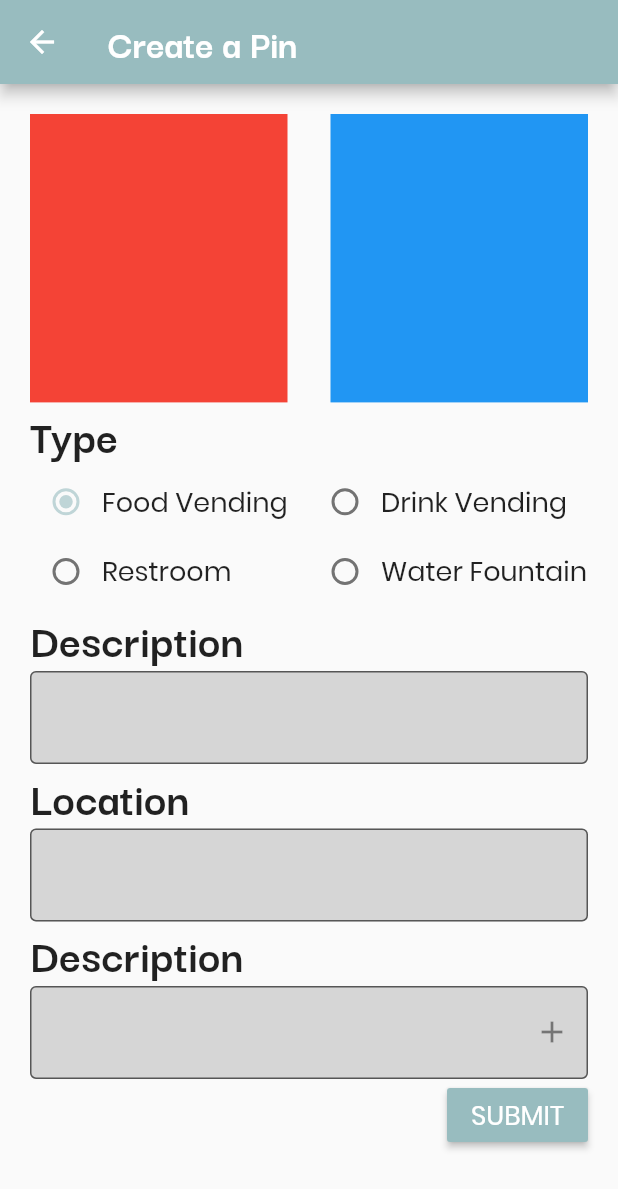
After one commit to dangersflow/FindMeVending, a Flutter app: the NewPinScreen screen opened directly, after a tap on "SUBMIT", on a phone screen of 412 x 824 dp. The commit adds this screen. Shown: the top 1189 px of the screen. Run offline on Flutter 3.47's test engine with Material 2 defaults, Android fonts, the phone set to English and light mode, and no system bars; our stand-ins replace cloud_firestore, firebase_auth, flutter_icons, flutter_map, latlong; missing offline and left inert: map_markers, statusbar, user_location; accounts and stored records are empty; network calls fail.

Commit message:
Added non-functioning new pin screen. LAYOUT ONLY

```diff
--- /dev/null
+++ b/find_me_vending/lib/NewPinScreen.dart
@@ -0,0 +1,202 @@
+import 'package:flutter/material.dart';
+import 'package:map_markers/map_markers.dart';
+import 'package:flutter_map/flutter_map.dart';
+import 'package:flutter_map/plugin_api.dart';
+import 'package:user_location/user_location.dart';
+import 'package:latlong/latlong.dart';
+import 'package:findmevending/organizing_classes/VendingEntry.dart';
+import 'package:findmevending/organizing_classes/FountainEntry.dart';
+import 'package:findmevending/organizing_classes/RestroomEntry.dart';
+
+List<String> types = <String>["Food Vending", "Drink Vending", "Restroom", "Water Fountain"];
+Color textFieldColor = Colors.grey[350];
+InputDecoration dec = InputDecoration(filled: true, fillColor: textFieldColor, border: OutlineInputBorder());
+
+class NewPinScreen extends StatefulWidget {
+  @override
+  _NewPinScreenState createState() => _NewPinScreenState();
+}
+
+class _NewPinScreenState extends State<NewPinScreen> {
+  int _selection = 0;
+  TextEditingController description = TextEditingController();
+  List<TextEditingController> itemsControllers = [TextEditingController()];
+  List<Widget> items = <Widget>[TextField()];
+  TextEditingController location = TextEditingController();
+  int lastLength = 0;
+  bool initiate = false;
+  List<Widget> statusBoxes = [];
+  List<bool> statuses = [];
+
+  void initState() {
+    itemsControllers[itemsControllers.length-1].addListener(() {
+      if (itemsControllers[itemsControllers.length-1].text.length == 1 && lastLength == 0) {
+        generateItemFields(add: true);
+      }
+
+      lastLength = itemsControllers[itemsControllers.length-1].text.length;
+    });
+  }
+
+  void changeSelection(int value) {
+    _selection = value;
+
+    items.clear();
+    itemsControllers.clear();
+    itemsControllers.add(TextEditingController());
+    generateItemFields();
+    statuses.clear();
+    statusBoxes.clear();
+    generateStatuses(newSelection: true);
+
+    setState(() {});
+  }
+
+  void generateStatuses({bool newSelection = false}) {
+    if(newSelection) {
+      if (_selection == 0 || _selection == 1) {
+        for (int i = 0; i < vendingStatuses.length; i++) {
+          statuses.add(false);
+        }
+      }
+      else if (_selection == 2) {
+        for (int i = 0; i < restroomStatuses.length; i++) {
+          statuses.add(false);
+        }
+      }
+      else if (_selection == 3) {
+        for (int i = 0; i < fountainStatuses.length; i++) {
+          statuses.add(false);
+        }
+      }
+    }
+
+    statusBoxes.clear();
+
+    if(_selection == 0 || _selection == 1) {
+      for(int i = 0; i < statuses.length; i++) {
+        statusBoxes.add(Container(child: Row(children: <Widget>[
+          Checkbox(value: statuses[i], onChanged: (bool j){ generateStatuses(); super.setState(() { statuses[i] = j;});}),
+          Text("${vendingStatuses[i]}", style: TextStyle(fontFamily: 'Poppins', fontSize: 18)),
+        ])));
+      }
+    }
+    else if(_selection == 2) {
+      for(int i = 0; i < statuses.length; i++) {
+        statusBoxes.add(Container(child: Row(children: <Widget>[
+          Checkbox(value: statuses[i], onChanged: (bool j){ generateStatuses(); super.setState(() { statuses[i] = j;});}),
+          Text("${restroomStatuses[i]}", style: TextStyle(fontFamily: 'Poppins', fontSize: 18)),
+        ])));
+      }
+    }
+    else if(_selection == 3) {
+      for(int i = 0; i < statuses.length; i++) {
+        statusBoxes.add(Container(child: Row(children: <Widget>[
+          Checkbox(value: statuses[i], onChanged: (bool j){ generateStatuses(); super.setState(() { statuses[i] = j;});}),
+          Text("${fountainStatuses[i]}", style: TextStyle(fontFamily: 'Poppins', fontSize: 18)),
+        ])));
+      }
+    }
+  }
+
+  void generateItemFields({bool add=false, int remove}) {
+    if(add) {
+      itemsControllers.add(TextEditingController());
+    }
+
+    if (remove != null) {
+      itemsControllers.removeAt(remove);
+      if(itemsControllers.length == 0) {
+        itemsControllers.add(TextEditingController());
+      }
+    }
+
+    items.clear();
+
+    for(int i = 0; i < itemsControllers.length; i++){
+      IconButton button;
+      if(itemsControllers[i].text.length == 0) {
+        button = IconButton(icon: Icon(Icons.add), onPressed: () { generateItemFields(add: true); });
+      }
+      else {
+        button = IconButton(icon: Icon(Icons.clear), onPressed: () { generateItemFields(remove: i); });
+      }
+      items.add(TextField(controller: itemsControllers[i], decoration: InputDecoration(filled: true, fillColor: textFieldColor, border: OutlineInputBorder(), suffixIcon: button),));
+    }
+
+    itemsControllers[itemsControllers.length-1].addListener(() {
+      if (itemsControllers[itemsControllers.length-1].text.length == 1 && lastLength == 0) {
+        generateItemFields(add: true);
+      }
+
+      lastLength = itemsControllers[itemsControllers.length-1].text.length;
+    });
+
+    super.setState((){});
+  }
+
+  @override
+  Widget build(BuildContext context) {
+    if (!initiate) {
+      generateItemFields();
+      super.setState((){});
+      initiate = true;
+    }
+    generateStatuses();
+
+    return Scaffold(
+        appBar: AppBar(
+            title: Text("Create a Pin", style: TextStyle(fontSize: 27, color: Colors.white)),
+            iconTheme: IconThemeData(color: Colors.white),
+        ),
+        body: Container(
+          padding: EdgeInsets.all(20),
+          child: ListView(children: <Widget>[
+            Row(
+              mainAxisSize: MainAxisSize.max,
+                children: <Widget>[
+                  Container(
+                    color: Colors.red,
+                    width: (MediaQuery.of(context).size.width/2)-(MediaQuery.of(context).size.width/12),
+                    height: (MediaQuery.of(context).size.height/3)-(MediaQuery.of(context).size.height/10),
+                  ),
+                  Spacer(),
+                  Container(
+                    color: Colors.blue,
+                    width: (MediaQuery.of(context).size.width/2)-(MediaQuery.of(context).size.width/12),
+                    height: (MediaQuery.of(context).size.height/3)-(MediaQuery.of(context).size.height/10),
+                  ),
+                ]
+            ),
+            Align(child: Text("Type", style: TextStyle(fontSize: 32), ), alignment: Alignment.topLeft,),
+            GridView.builder(
+            shrinkWrap: true,
+            itemCount: types.length,
+            gridDelegate: SliverGridDelegateWithFixedCrossAxisCount(
+              crossAxisCount: 2,
+              childAspectRatio: 4,
+            ),
+            itemBuilder: (BuildContext context, int index) {
+              return Container(child:
+                Row(children: <Widget>[
+                      Radio(value: index, groupValue: _selection, onChanged: changeSelection,),
+                      Text(types[index], style: TextStyle(fontFamily: 'Poppins', fontSize: 18))
+              ]
+              ));
+            }),
+            Align(child: Text("Description", style: TextStyle(fontSize: 32), ), alignment: Alignment.topLeft,),
+            TextField(controller: description, decoration: dec,),
+            Align(child: Text("Location", style: TextStyle(fontSize: 32), ), alignment: Alignment.topLeft,),
+            TextField(controller: location, decoration: dec,),
+            (_selection == 0 || _selection == 1)?Align(child: Text("Description", style: TextStyle(fontSize: 32), ), alignment: Alignment.topLeft,):Text("", style: TextStyle(fontSize: 1)),
+            (_selection == 0 || _selection == 1)?Column(children: items):Text("", style: TextStyle(fontSize: 1)),
+            Column(children: statusBoxes),
+            Align(alignment: Alignment.topRight, child: RaisedButton(
+              child: Text("SUBMIT", style: TextStyle(fontFamily: 'Poppins', color: Colors.white, fontSize: 18)),
+            color: Color(0xFF98BCBF),
+            onPressed: (){}
+            ))
+    ]),
+    ));
+  }
+}
--- a/find_me_vending/lib/loginSignUp.dart
+++ b/find_me_vending/lib/loginSignUp.dart
@@ -4,7 +4,7 @@ import 'package:cloud_firestore/cloud_firestore.dart';
 import 'dart:async';
 import 'package:firebase_auth/firebase_auth.dart';
 import 'package:findmevending/main.dart';
-import 'package:findmevending/organizing_classes/user.dart';
+import 'package:findmevending/organizing_classes/UserEntry.dart';
 
 Color textFieldColor = Colors.grey[350];
 
@@ -43,8 +43,8 @@ class LoginScreen extends StatelessWidget {
   Widget build(BuildContext context) {
     Container loginScreen;
 
-    TextField email = TextField(controller: _email, style: TextStyle(fontFamily: 'Poppins'), decoration: InputDecoration(fillColor: textFieldColor, filled: true), keyboardType: TextInputType.emailAddress,);
-    TextField password = TextField(controller: _pword, style: TextStyle(fontFamily: 'Poppins'), decoration: InputDecoration(fillColor: textFieldColor, filled: true), obscureText: true,);
+    TextField email = TextField(controller: _email, style: TextStyle(fontFamily: 'Poppins'), decoration: InputDecoration(filled: true, fillColor: textFieldColor, border: OutlineInputBorder()), keyboardType: TextInputType.emailAddress,);
+    TextField password = TextField(controller: _pword, style: TextStyle(fontFamily: 'Poppins'), decoration: InputDecoration(filled: true, fillColor: textFieldColor, border: OutlineInputBorder()), obscureText: true,);
 
     RaisedButton login = RaisedButton(
         child: Text("LOG IN", style: TextStyle(fontFamily: 'Poppins', color: Colors.white, fontSize: 18)),
@@ -168,10 +168,10 @@ class _SignUpScreenState extends State<SignUpScreen> {
   Widget build(BuildContext context) {
     Container signupScreen;
 
-    TextField email = TextField(controller: _email, style: TextStyle(fontFamily: 'Poppins'), decoration: InputDecoration(fillColor: textFieldColor, filled: true), keyboardType: TextInputType.emailAddress,);
-    TextField name = TextField(controller: _name, style: TextStyle(fontFamily: 'Poppins'), decoration: InputDecoration(fillColor: textFieldColor, filled: true), keyboardType: TextInputType.text);
-    TextField password = TextField(controller: _pword, style: TextStyle(fontFamily: 'Poppins'), decoration: InputDecoration(fillColor: textFieldColor, filled: true, suffixIcon: IconButton(icon: Icon(Icons.remove_red_eye), onPressed: (){passwordButtonPressed(0);})), obscureText: _pwordObscure,);
-    TextField password2 = TextField(controller: _pword2, style: TextStyle(fontFamily: 'Poppins'), decoration: InputDecoration(fillColor: textFieldColor, filled: true, suffixIcon: IconButton(icon: Icon(Icons.remove_red_eye), onPressed: (){passwordButtonPressed(1);})), obscureText: _pword2Obscure,);
+    TextField email = TextField(controller: _email, style: TextStyle(fontFamily: 'Poppins'), decoration: InputDecoration(filled: true, fillColor: textFieldColor, border: OutlineInputBorder()), keyboardType: TextInputType.emailAddress,);
+    TextField name = TextField(controller: _name, style: TextStyle(fontFamily: 'Poppins'), decoration: InputDecoration(filled: true, fillColor: textFieldColor, border: OutlineInputBorder()), keyboardType: TextInputType.text);
+    TextField password = TextField(controller: _pword, style: TextStyle(fontFamily: 'Poppins'), decoration: InputDecoration(fillColor: textFieldColor, filled: true, border: OutlineInputBorder(), suffixIcon: IconButton(icon: Icon(Icons.remove_red_eye), onPressed: (){passwordButtonPressed(0);})), obscureText: _pwordObscure,);
+    TextField password2 = TextField(controller: _pword2, style: TextStyle(fontFamily: 'Poppins'), decoration: InputDecoration(fillColor: textFieldColor, filled: true, border: OutlineInputBorder(), suffixIcon: IconButton(icon: Icon(Icons.remove_red_eye), onPressed: (){passwordButtonPressed(1);})), obscureText: _pword2Obscure,);
 
     RaisedButton signUp = RaisedButton(
         child: Text("REGISTER", style: TextStyle(fontFamily: 'Poppins', color: Colors.white, fontSize: 18)),
--- a/find_me_vending/lib/main.dart
+++ b/find_me_vending/lib/main.dart
@@ -1,3 +1,4 @@
+import 'package:findmevending/NewPinScreen.dart';
 import 'package:flutter/material.dart';
 import 'package:findmevending/custom_icons_icons.dart';
 import 'package:flutter_icons/flutter_icons.dart';
@@ -7,7 +8,7 @@ import 'package:findmevending/homeScreen.dart';
 import 'package:findmevending/profileScreen.dart';
 import 'package:findmevending/mapScreen.dart';
 import 'package:statusbar/statusbar.dart';
-import 'package:findmevending/organizing_classes/user.dart';
+import 'package:findmevending/organizing_classes/UserEntry.dart';
 
 //important variables
 const String _appTitle = "FindMeVending";
@@ -239,7 +240,7 @@ class _MyHomePageState extends State<MyHomePage> {
             ListTile(
               leading: Icon(Icons.add, color: Colors.black,),
               title: Text("Make a Recommendation", style: TextStyle(fontSize: 15, fontFamily: 'Poppins'),),
-              onTap: (){},
+              onTap: (){Navigator.push(context, MaterialPageRoute(builder: (context) => NewPinScreen()));},
             ),
             ListTile(
               leading: Icon(Icons.pin_drop, color: Colors.black,),
--- a/find_me_vending/lib/organizing_classes/FountainEntry.dart
+++ b/find_me_vending/lib/organizing_classes/FountainEntry.dart
@@ -1,4 +1,6 @@
-import 'package:findmevending/organizing_classes/location_entry.dart';
+import 'package:findmevending/organizing_classes/LocationEntry.dart';
+
+const List<String> fountainStatuses = <String>["Water Refiller"];
 
 class WaterFountainEntry extends Entry{
   var included = [];
@@ -7,7 +9,7 @@ class WaterFountainEntry extends Entry{
     super(id, 3, lat, long, imageUrl, buildingCode, loc);
 }
 
-WaterFountainEntry testRestroom =
+WaterFountainEntry testFountain =
 WaterFountainEntry("QAFSLyzgl45YPPWhDZQd",
     26.305, // + N, - S
     -98.176, // + E, - W
--- a/find_me_vending/lib/organizing_classes/location_entry.dart
+++ b/find_me_vending/lib/organizing_classes/LocationEntry.dart
@@ -1,3 +1,7 @@
+import 'package:findmevending/organizing_classes/VendingEntry.dart';
+import 'package:findmevending/organizing_classes/FountainEntry.dart';
+import 'package:findmevending/organizing_classes/RestroomEntry.dart';
+
 class Entry {
   double lat;
   double long;
@@ -9,3 +13,5 @@ class Entry {
 
   Entry(this.id, this.type, this.lat, this.long, this.imageUrl, this.buildingCode, this.loc);
 }
+
+List<Entry> entries = <Entry>[testVending, testFountain, testRestroom];
--- a/find_me_vending/lib/organizing_classes/RestroomEntry.dart
+++ b/find_me_vending/lib/organizing_classes/RestroomEntry.dart
@@ -1,4 +1,6 @@
-import 'package:findmevending/organizing_classes/location_entry.dart';
+import 'package:findmevending/organizing_classes/LocationEntry.dart';
+
+const List<String> restroomStatuses = <String>["Mens", "Womens", "Private Room", "Nursing Room"];
 
 class RestroomEntry extends Entry{
   var included = [];
--- a/find_me_vending/lib/organizing_classes/vending.dart
+++ b/find_me_vending/lib/organizing_classes/VendingEntry.dart
@@ -1,4 +1,6 @@
-import 'package:findmevending/organizing_classes/location_entry.dart';
+import 'package:findmevending/organizing_classes/LocationEntry.dart';
+
+const List<String> vendingStatuses = ["Out of Order", "Cash Only", "Low Stock"];
 
 class VendingEntry extends Entry{
   var included = [];
@@ -16,5 +18,5 @@ VendingEntry testVending =
       "EACSB",
       "Outside the building entrance facing the library",
       ["0OR7XjIB2Qb6b7NXxdiH", "7X1g0VSrP5jEeTm1PQ9p", "Su8xIJ8PnV2AKgauJnxn", "Xg74xZwcZeCIaiZclhhM", "XjnczgaC55YofmGE0Rk3", "mm5JbJwarDBehZqbrAWS"],
-      [false, false]
+      [false, false] // out of order, cash only
   );
```
Also changed, not shown: find_me_vending/lib/organizing_classes/UserEntry.dart (renamed from find_me_vending/lib/organizing_classes/user.dart).
